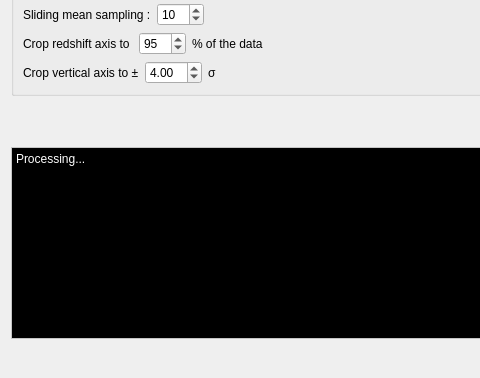
Above: PhzQtUI/auxdir/PhzQtUI/DialogResid.ui from astrorama/Phosphoros before the change; both pictures show x 0 to 480 and y 89 to 467 of the 999 by 467 pixel window. Below: the same form after it.
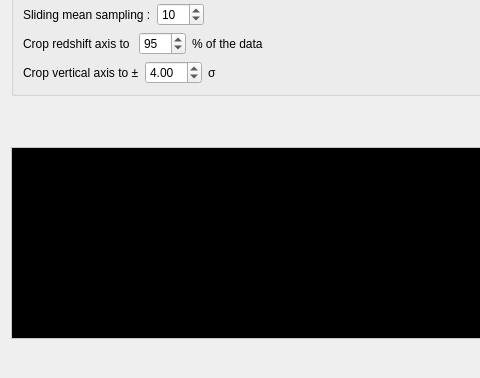
That is the form after the change.

Commit message: Remouve unwanted text

```diff
--- a/PhzQtUI/auxdir/PhzQtUI/DialogResid.ui
+++ b/PhzQtUI/auxdir/PhzQtUI/DialogResid.ui
@@ -1103,7 +1103,7 @@
       <enum>Qt::NoFocus</enum>
      </property>
      <property name="plainText">
-      <string>Processing...</string>
+      <string/>
      </property>
     </widget>
    </item>
```
